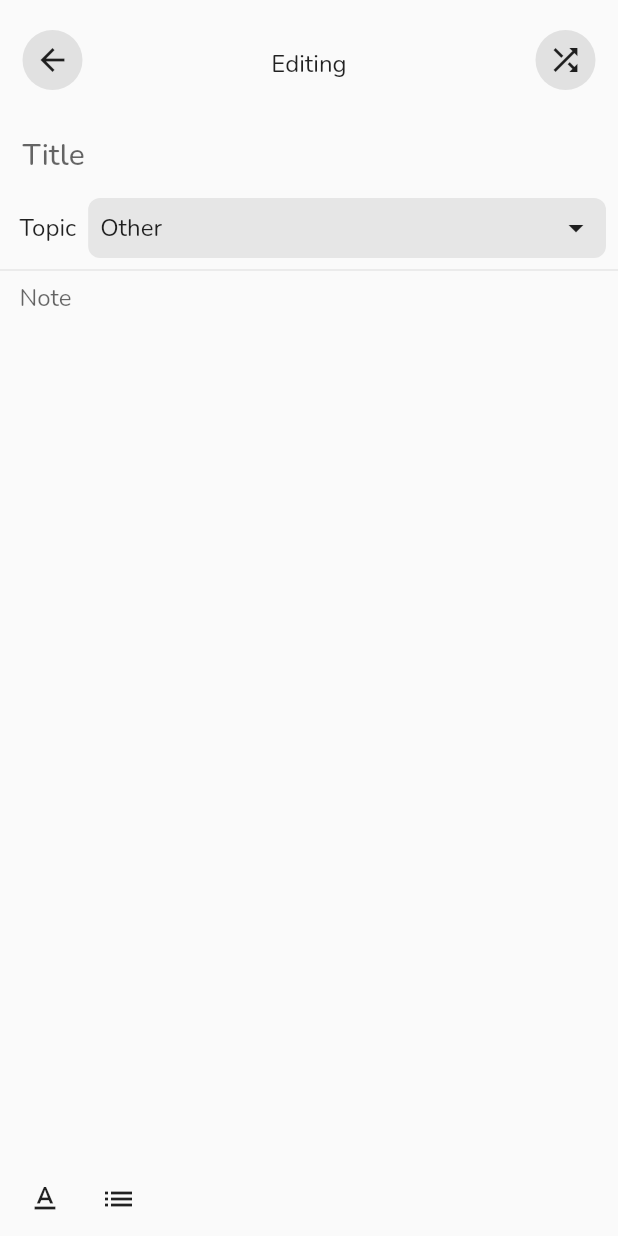
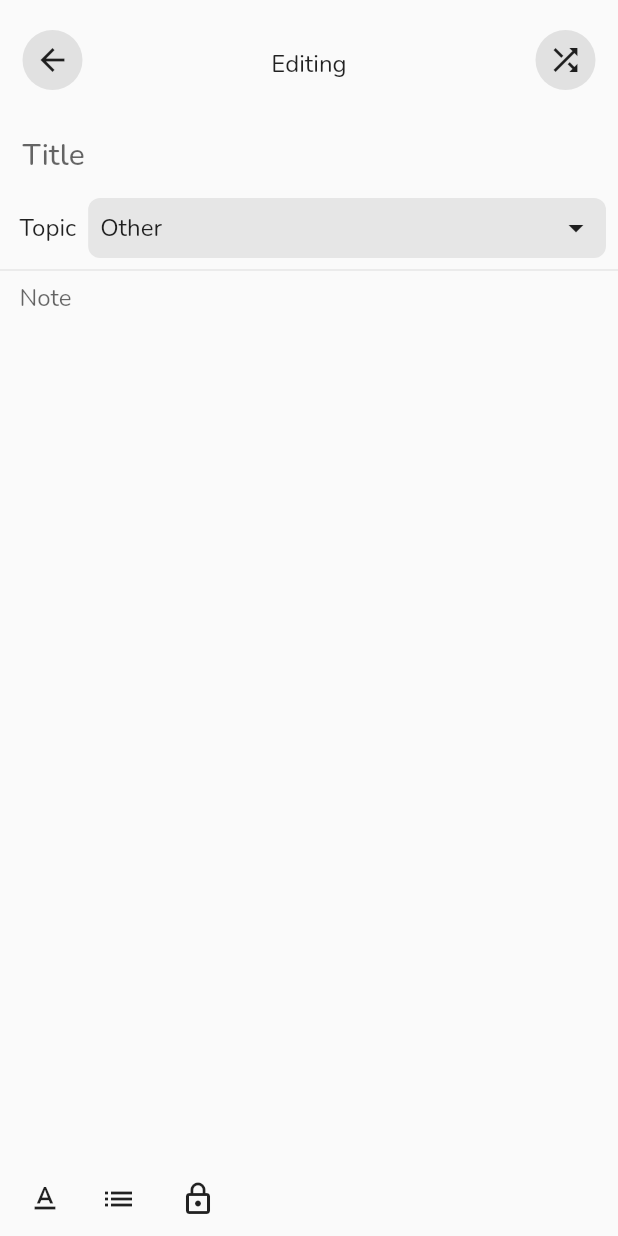
Before and after one commit to 0Xero7/ideas_redux, a Flutter app: the screen it shows after launch, after a tap on the "search" icon, after a tap on the "add" icon, on a phone screen of 412 x 824 dp. Run offline on Flutter 3.47's test engine with Material 2 defaults, Android fonts, the light colour scheme and no system bars; our stand-ins replace flutter_bloc, flutter_secure_storage, google_fonts, hive, local_auth, shared_preferences; missing offline and left inert: encrypt, flutter_reorderable_list, random_color; accounts and stored records are empty.

Commit message:
added AES encrypted + fingerprint protected notes

```diff
--- /dev/null
+++ b/lib/helpers/crypto_helper.dart
@@ -0,0 +1,14 @@
+import 'dart:math';
+
+final String validStringChars = "abcdefghijklmnopqrstuvwxyzABCDEFGHIJKLMNOPQRSTUVWXYZ0123456789_";
+
+String randomString(int len) {
+  assert(len != null && len > 0);
+
+  List<int> codes = List<int>(len);
+  for (int i = 0; i < len; ++i) {
+    int ptr = Random.secure().nextInt(validStringChars.length);
+    codes[i] = validStringChars.codeUnitAt(ptr);
+  }
+  return String.fromCharCodes(codes);
+}
--- a/lib/pages/mainpages/noteentry.dart
+++ b/lib/pages/mainpages/noteentry.dart
@@ -443,6 +443,15 @@ class _NoteEntry extends State<NoteEntry> {
                         );
                       });
                     },
+                  ),
+                  const SizedBox(width: 5),
+                  IconButton(
+                    icon: Icon( widget.model.protected ? Icons.lock_open : Icons.lock_outline ),
+                    onPressed: () {
+                      setState(() {
+                        widget.model.protected = !widget.model.protected;
+                      });
+                    },
                   )
                 ],
               ),
--- a/lib/pages/mainpages/settings.dart
+++ b/lib/pages/mainpages/settings.dart
@@ -64,6 +64,10 @@ class _SettingsPage extends State<SettingsPage> {
                     value: state.darkTheme,
                     title: Text('Dark Theme'),
                   ),
+                  Divider(
+                    indent: 10,
+                    endIndent: 10,
+                  ),
                   ListTile(
                     title: Row(
                       children: [
@@ -74,9 +78,13 @@ class _SettingsPage extends State<SettingsPage> {
                     ),
                     onTap: () {},
                   ),
-                  ListTile(
-                    subtitle: Text('Like the app?', style: Theme.of(context).textTheme.subtitle2,),
+                  Divider(
+                    indent: 10,
+                    endIndent: 10,
                   ),
+                  // ListTile(
+                  //   subtitle: Text('Like the app?', style: Theme.of(context).textTheme.subtitle2,),
+                  // ),
                   ListTile(
                     title: Row(
                       children: [
--- a/pubspec.yaml
+++ b/pubspec.yaml
@@ -37,6 +37,9 @@ dependencies:
   shared_preferences: ^0.5.8
   flutter_reorderable_list: ^0.1.4
   random_color: ^1.0.5
+  local_auth: ^0.6.2+3
+  encrypt: ^4.0.2
+  flutter_secure_storage: ^3.3.3
 
 dev_dependencies:
   flutter_test:
```
Also changed, not shown: lib/bloc/note_bloc.dart (+42 -0 lines), lib/crypto/crypto.dart (added, +23 -0 lines), lib/helpers/note_entry_decrypt_helper.dart (added, +26 -0 lines), lib/models/notemodel.dart (+72 -14 lines), lib/widgets/visual/notecard.dart (+43 -4 lines), pubspec.lock, 2 other files.
